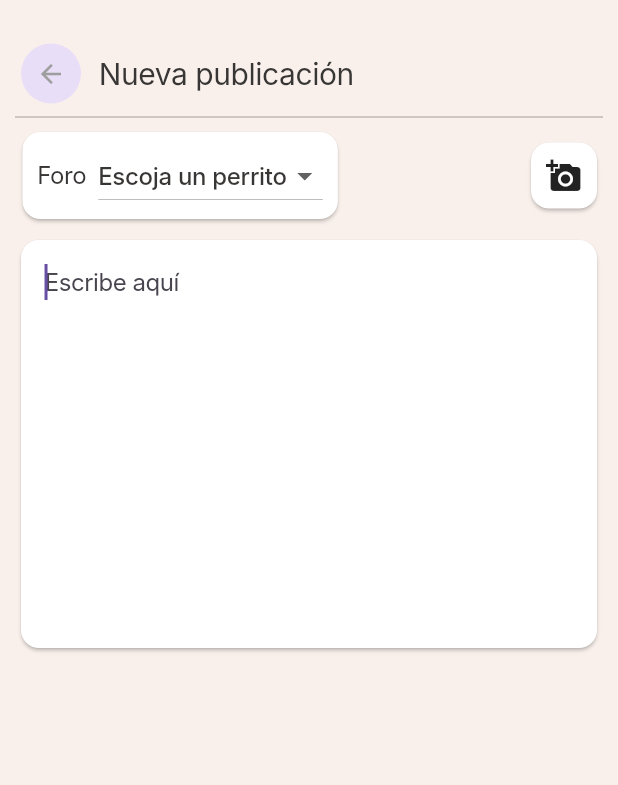
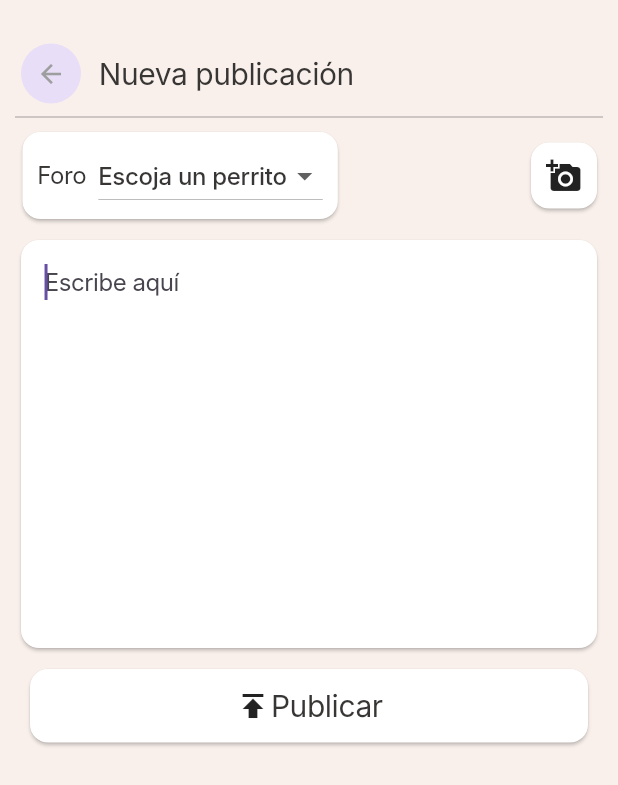
Before and after one commit to Patitas-Unidas/GUAUrdados, a Flutter app: the NuevaPublicacion screen opened directly, on a phone screen of 412 x 824 dp. Shown: the top 785 px of the screen. Run offline on Flutter 3.47's test engine with Material 3 defaults, Android fonts, the phone set to English and light mode, and no system bars; our stand-ins replace firebase_auth, firebase_core; accounts and stored records are empty; Roboto replaces fonts that are missing (Inter).

Commit message:
Añadí botones de publicar

```diff
--- a/lib/screens/nuevapublicacion.dart
+++ b/lib/screens/nuevapublicacion.dart
@@ -156,6 +156,32 @@
                 ),
               ),
             ),
+
+            Card(
+              margin: EdgeInsets.all(10),
+              color: Colors.white,
+              child: InkWell(
+                onTap: () {
+                  Navigator.pop(context);
+                },
+                child: Padding(
+                  padding: EdgeInsets.all(10),
+                  child: Row(
+                    mainAxisAlignment: MainAxisAlignment.center,
+                    children: [
+                      Icon(Icons.publish),
+                      Text(
+                        "Publicar",
+                        style: TextStyle(
+                          fontSize: 20,
+                          fontWeight: FontWeight.w400,
+                        ),
+                      ),
+                    ],
+                  ),
+                ),
+              ),
+            ),
           ],
         ),
       ),
```
Also changed, not shown: lib/screens/comentarios.dart (+22 -1 lines).
